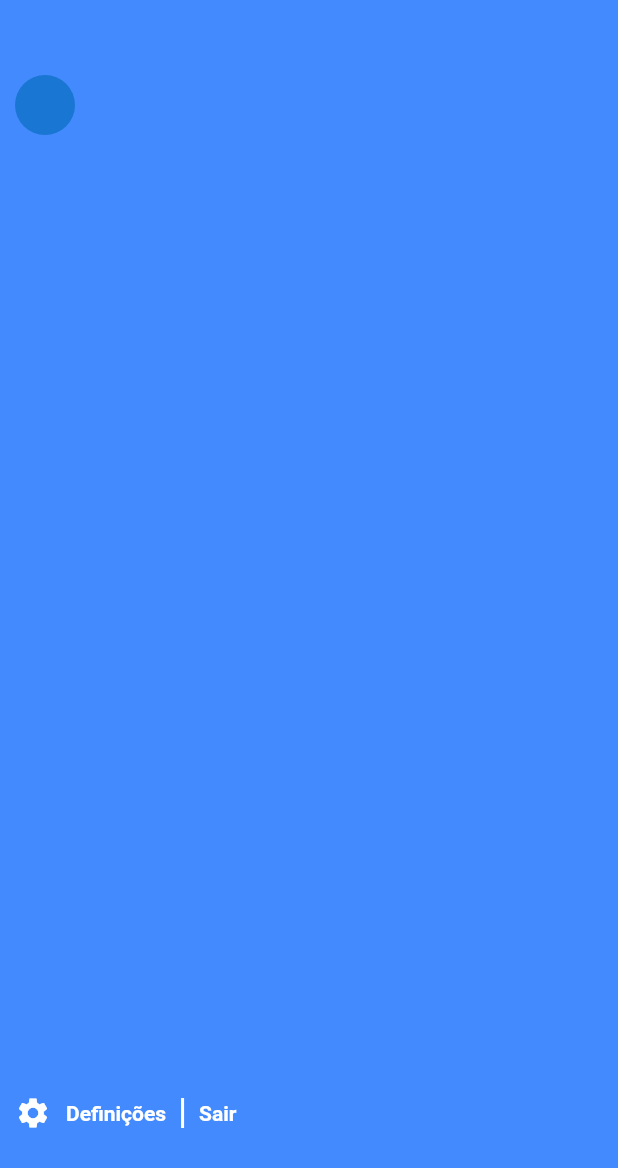
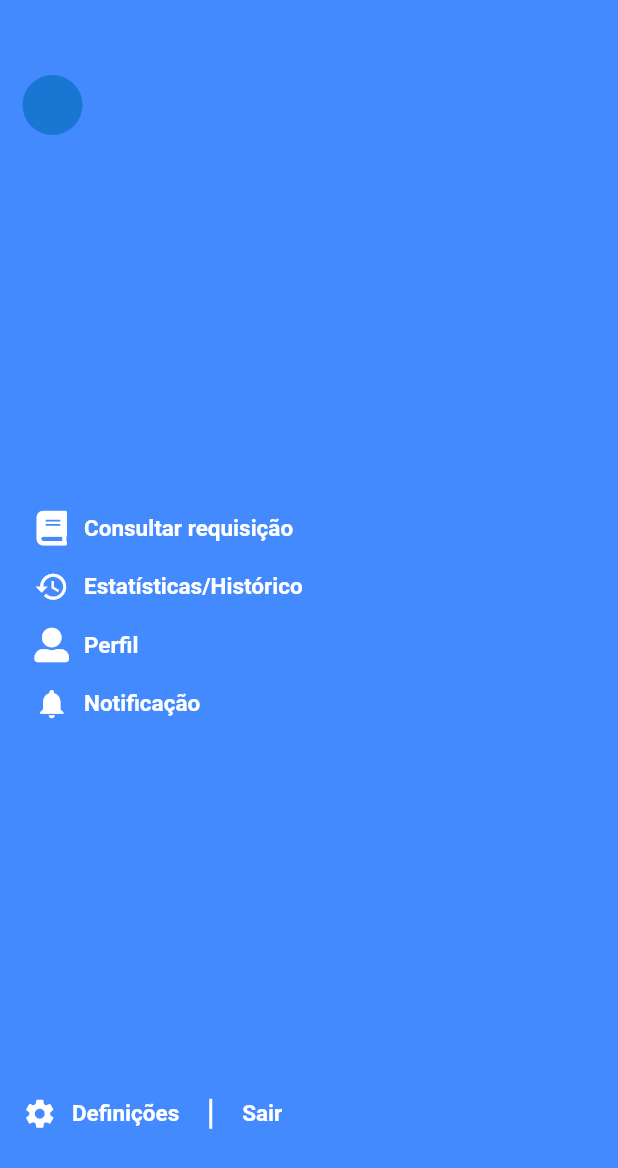
Before and after one commit to lodsa-ntos/TFC_a21505293_camarate_school_library_app, a Flutter app: the MenuLateral widget shown alone on an empty page, opened directly, on a phone screen of 412 x 824 dp. Shown: the top 1168 px of the screen. Run offline on Flutter 3.47's test engine with Material 2 defaults, Android fonts, the phone set to English and light mode, and no system bars; our stand-ins replace cloud_firestore, firebase_auth, firebase_core, fluttertoast, font_awesome_flutter, google_fonts and 2 more; accounts and stored records are empty; network calls fail; Roboto replaces fonts that are missing (Catamaran).

Commit message:
relatório intermédio --> ainda incompleto...
ainda a pensar na funcionalidade da requisicao --> pagina_detalhes_livro.dart

pequena configuracao do menu --> a parte

```diff
--- /dev/null
+++ b/lib/Home/Menu/Configuracao/configuracao.dart
@@ -0,0 +1,25 @@
+import 'package:flutter/material.dart';
+import 'package:font_awesome_flutter/font_awesome_flutter.dart';
+
+List<BoxShadow> shadowList = [
+  const BoxShadow(color: Colors.grey, blurRadius: 30, offset: Offset(0, 10))
+];
+
+List<Map> conteudoDoMenu = [
+  {
+    'icone': FontAwesomeIcons.book,
+    'titulo': 'Consultar requisição',
+  },
+  {
+    'icone': Icons.history,
+    'titulo': 'Estatísticas/Histórico',
+  },
+  {
+    'icone': FontAwesomeIcons.userAlt,
+    'titulo': 'Perfil',
+  },
+  {
+    'icone': Icons.notifications,
+    'titulo': 'Notificação',
+  },
+];
--- a/lib/Home/Menu/menu_lateral.dart
+++ b/lib/Home/Menu/menu_lateral.dart
@@ -4,6 +4,8 @@ import 'package:cloud_firestore/cloud_firestore.dart';
 import 'package:firebase_auth/firebase_auth.dart';
 import 'package:flutter/material.dart';
 import 'package:google_fonts/google_fonts.dart';
+
+import 'Configuracao/configuracao.dart';
 
 // ignore: use_key_in_widget_constructors
 class MenuLateral extends StatefulWidget {
@@ -30,18 +32,11 @@ class _MenuLateralState extends State<MenuLateral> {
 
   @override
   Widget build(BuildContext context) {
-    return Container(
-      color: Colors.blueAccent,
-      padding: const EdgeInsets.only(top: 50, bottom: 70, left: 10),
-      child: Column(
-        mainAxisAlignment: MainAxisAlignment.spaceBetween,
-        children: [
-          Row(
+    // Identificação do utilizador
+    final iconPerfilDoUtilizador = Row(
       children: [
         const CircleAvatar(),
-              const SizedBox(
-                width: 10,
-              ),
+        const SizedBox(width: 13),
         Column(
           crossAxisAlignment: CrossAxisAlignment.start,
           children: [
@@ -50,44 +45,76 @@ class _MenuLateralState extends State<MenuLateral> {
               style: const TextStyle(
                 color: Colors.white,
                 fontWeight: FontWeight.bold,
+                fontSize: 15,
               ),
             ),
+            const Padding(padding: EdgeInsets.only(bottom: 5)),
             Text(
               "${utilizadorLogado.email}",
               style: const TextStyle(
                 color: Colors.white,
                 fontStyle: FontStyle.italic,
+                fontWeight: FontWeight.w400,
+                fontSize: 12,
+                letterSpacing: 0.5,
               ),
             ),
           ],
         )
       ],
+    );
+
+    // Conteudo do menu lateral
+    final conteudo = Column(
+      children: conteudoDoMenu
+          .map((element) => Padding(
+                padding: const EdgeInsets.all(8.0),
+                child: Row(
+                  children: [
+                    Icon(
+                      element['icone'],
+                      color: Colors.white,
+                      size: 23,
                     ),
-          Row(
+                    const SizedBox(width: 10),
+                    Text(
+                      element['titulo'],
+                      style: const TextStyle(
+                        color: Colors.white,
+                        fontWeight: FontWeight.bold,
+                        fontSize: 15,
+                      ),
+                    ),
+                  ],
+                ),
+              ))
+          .toList(),
+    );
+
+    // Definicoes e logout da app
+    final definicoesELogout = Row(
       children: [
         const Icon(
           Icons.settings,
           color: Colors.white,
+          size: 23,
         ),
-              const SizedBox(
-                width: 10,
-              ),
+        const SizedBox(width: 10),
         Text(
           'Definições',
           style: GoogleFonts.catamaran(
             color: Colors.white,
             fontWeight: FontWeight.bold,
+            fontSize: 15,
           ),
         ),
-              const SizedBox(
-                width: 10,
-              ),
+        const SizedBox(width: 20),
         Container(
           width: 2,
           height: 20,
           color: Colors.white,
         ),
-              const SizedBox(width: 10),
+        const SizedBox(width: 20),
         GestureDetector(
           onTap: () {
             sair(context);
@@ -97,17 +124,33 @@ class _MenuLateralState extends State<MenuLateral> {
             style: GoogleFonts.catamaran(
               color: Colors.white,
               fontWeight: FontWeight.bold,
+              fontSize: 15,
             ),
           ),
         ),
       ],
-          ),
+    );
+
+    return Container(
+      color: Colors.blueAccent,
+      padding: const EdgeInsets.only(top: 50, bottom: 70, left: 15),
+      child: Column(
+        mainAxisAlignment: MainAxisAlignment.spaceBetween,
+        children: [
+          // Identificação do utilizador
+          iconPerfilDoUtilizador,
+
+          // Conteudo do menu lateral
+          conteudo,
+
+          // Definicoes e logout da app
+          definicoesELogout,
         ],
       ),
     );
   }
 
-  // the logout function
+  // Função sair da aplicação
   Future<void> sair(BuildContext context) async {
     await FirebaseAuth.instance.signOut();
     Navigator.of(context).pushReplacement(
--- a/lib/Home/Prateleiras/Lista_amarela/Detalhes/pagina_detalhes_livro.dart
+++ b/lib/Home/Prateleiras/Lista_amarela/Detalhes/pagina_detalhes_livro.dart
@@ -64,7 +64,7 @@ class _PaginaDetalhesLivroState extends State<PaginaDetalhesLivro> {
                         ),
                         content: const Text(
                           // ignore: prefer_adjacent_string_concatenation
-                          "Dirija-se a biblioteca para fazer o levantamento do seu livro. \n" +
+                          "Confirme e dirigi-se a biblioteca para fazer o levantamento do seu livro. \n" +
                               "O prazo de devolução é de 10 dias.\n\n" +
                               "Obrigado!",
                           style: TextStyle(
--- a/lib/Home/Prateleiras/Lista_amarela/Models/dados_lista_amarela.dart
+++ b/lib/Home/Prateleiras/Lista_amarela/Models/dados_lista_amarela.dart
@@ -1,6 +1,4 @@
 import 'dart:convert';
-
-import 'dados_livros_requisitados.dart';
 
 class DadosListaAmarela {
   int numRegisto;
@@ -66,7 +64,7 @@ class DadosListaAmarela {
       disponibilidade: disponibilidade ?? this.disponibilidade,
       descricao: descricao ?? this.descricao,
       imagem: imagem ?? this.imagem,
-      livroRequisitado: estaRequisitado ?? this.livroRequisitado,
+      livroRequisitado: estaRequisitado ?? livroRequisitado,
     );
   }
 
--- a/pubspec.yaml
+++ b/pubspec.yaml
@@ -41,6 +41,7 @@ dependencies:
   firebase_auth: ^3.3.5
   firebase_core: ^1.11.0
   fluttertoast: ^8.0.8
+  font_awesome_flutter: ^9.2.0
 
 dev_dependencies:
   flutter_test:
```
Also changed, not shown: pubspec.lock, 1 other file. Lines whose indentation alone changed are shown as unchanged.
